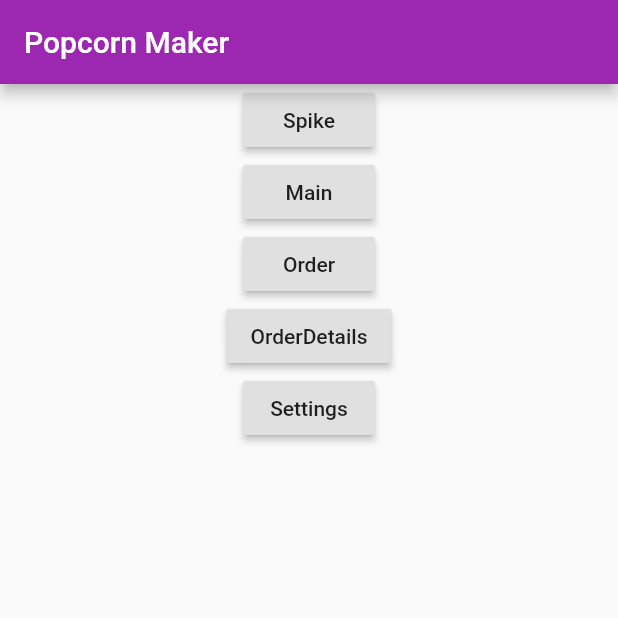
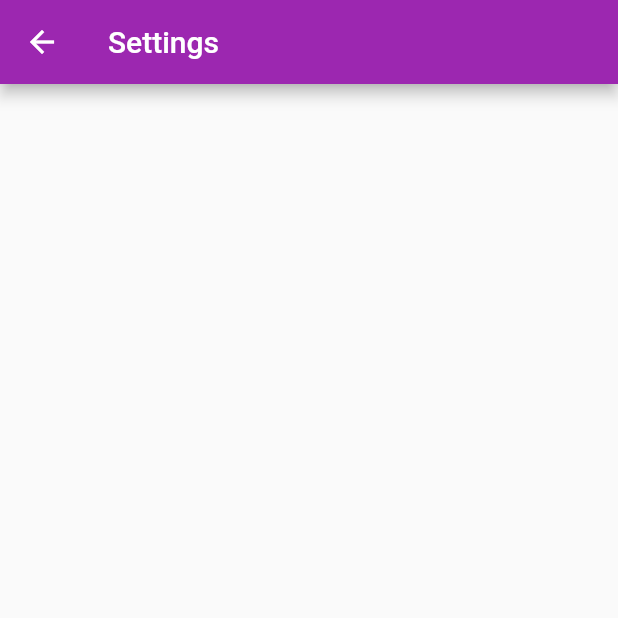
Before and after one commit to Zuehlke/popcorn_flutter, a Flutter app: the screen it shows after launch, after a tap on "Settings", on a phone screen of 412 x 824 dp, the top half of it. Run offline on Flutter 3.47's test engine with Material 2 defaults, Android fonts, the phone set to English and light mode, and no system bars.

Commit message:
navigation for settingspage

```diff
--- a/camp_2019/lib/main.dart
+++ b/camp_2019/lib/main.dart
@@ -1,3 +1,4 @@
+import 'package:camp_2019/screens/settings.dart';
 import 'package:flutter/material.dart';
 
 void main() => runApp(MyApp());
@@ -30,33 +31,42 @@ class _MyHomePageState extends State<MyHomePage> {
   @override
   Widget build(BuildContext context) {
     return Scaffold(
-        appBar: AppBar(title: Text(widget.title)),
+        appBar: AppBar(
+          title: Text(widget.title),
+          automaticallyImplyLeading: true,
+        ),
         body: Center(
-          child: Column(
-            children: [
+          child: Column(children: [
             RaisedButton(
               child: Text("Spike"),
-                onPressed: () => {setState(() => {})},
+              onPressed: () => {},
             ),
             RaisedButton(
               child: Text("Main"),
-                onPressed: () => {setState(() => {})},
+              onPressed: () => {},
             ),
             RaisedButton(
               child: Text("Order"),
-                onPressed: () => {setState(() => {})},
+              onPressed: () => {},
             ),
             RaisedButton(
               child: Text("OrderDetails"),
-                onPressed: () => {setState(() => {})},
+              onPressed: () => {},
             ),
-              RaisedButton(
-              child: Text("Settings"),
-              onPressed: () => {setState(() => {})},
-              ),
-          ]
-        ),
-    )
+            buildNavigationalButton("Settings", (context) => SettingsPage()),
+          ]),
+        ));
+  }
+
+  RaisedButton buildNavigationalButton(String buttonText, StatefulWidget destinationBuilder(BuildContext context) ) {
+    return RaisedButton(
+            child: Text(buttonText),
+            onPressed: () {
+              Navigator.push(
+                context,
+                MaterialPageRoute(builder: destinationBuilder),
+              );
+            },
           );
   }
 }
--- /dev/null
+++ b/camp_2019/lib/screens/settings.dart
@@ -0,0 +1,18 @@
+import 'package:flutter/material.dart';
+
+class SettingsPage extends StatefulWidget {
+  @override
+  _SettingsPageState createState() => _SettingsPageState();
+}
+
+class _SettingsPageState extends State<SettingsPage> {
+  @override
+  Widget build(BuildContext context) {
+    return Scaffold(
+      appBar: AppBar(title: Text("Settings")),
+      body: Center( child:
+        Column()
+      )
+    );
+  }
+}
```
Lines whose indentation alone changed are shown as unchanged.
